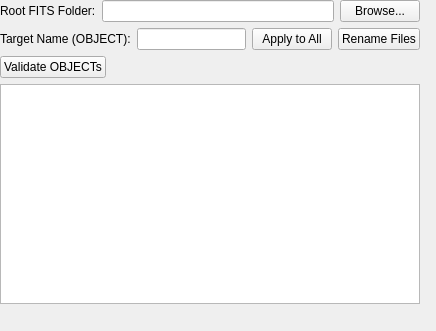
inglis-dl/SirilPrep, file src/ImageOrganizer.ui: the form before one commit.
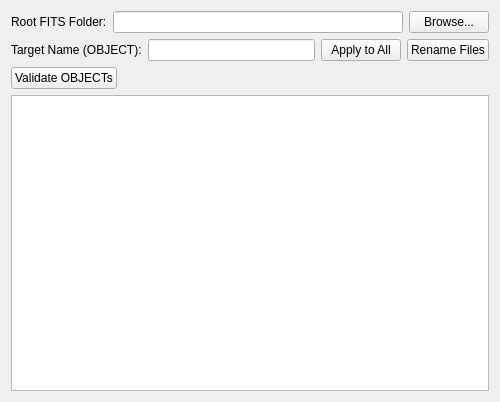
The form after the commit.

Commit message: WIP: - getting layout sizes working better - refactor fits file utils and its use in image organizer - add image type, ccd temp and gain to table

Patch:
```diff
--- a/src/ImageOrganizer.ui
+++ b/src/ImageOrganizer.ui
@@ -6,8 +6,8 @@
    <rect>
     <x>0</x>
     <y>0</y>
-    <width>436</width>
-    <height>331</height>
+    <width>500</width>
+    <height>402</height>
    </rect>
   </property>
   <property name="sizePolicy">
@@ -16,24 +16,17 @@
     <verstretch>0</verstretch>
    </sizepolicy>
   </property>
+  <property name="minimumSize">
+   <size>
+    <width>500</width>
+    <height>305</height>
+   </size>
+  </property>
   <property name="windowTitle">
    <string>SirilPrep</string>
   </property>
-  <widget class="QWidget" name="centralwidget">
-   <property name="geometry">
-    <rect>
-     <x>0</x>
-     <y>0</y>
-     <width>420</width>
-     <height>304</height>
-    </rect>
-   </property>
-   <property name="sizePolicy">
-    <sizepolicy hsizetype="Expanding" vsizetype="Expanding">
-     <horstretch>0</horstretch>
-     <verstretch>0</verstretch>
-    </sizepolicy>
-   </property>
+  <layout class="QVBoxLayout" name="verticalLayout_2">
+   <item>
    <layout class="QVBoxLayout" name="verticalLayout">
     <property name="sizeConstraint">
      <enum>QLayout::SetDefaultConstraint</enum>
@@ -56,7 +49,7 @@
       <item>
        <widget class="QLineEdit" name="lineEditFolder">
         <property name="sizePolicy">
-         <sizepolicy hsizetype="Expanding" vsizetype="Fixed">
+          <sizepolicy hsizetype="MinimumExpanding" vsizetype="Fixed">
           <horstretch>0</horstretch>
           <verstretch>0</verstretch>
          </sizepolicy>
@@ -96,7 +89,7 @@
       <item>
        <widget class="QLineEdit" name="lineEditTarget">
         <property name="sizePolicy">
-         <sizepolicy hsizetype="Expanding" vsizetype="Fixed">
+          <sizepolicy hsizetype="MinimumExpanding" vsizetype="Fixed">
           <horstretch>0</horstretch>
           <verstretch>0</verstretch>
          </sizepolicy>
@@ -147,7 +140,7 @@
     <item>
      <widget class="QTableView" name="tableViewFitsFiles">
       <property name="sizePolicy">
-       <sizepolicy hsizetype="Expanding" vsizetype="Expanding">
+        <sizepolicy hsizetype="MinimumExpanding" vsizetype="Expanding">
         <horstretch>0</horstretch>
         <verstretch>0</verstretch>
        </sizepolicy>
@@ -155,7 +148,8 @@
      </widget>
     </item>
    </layout>
-  </widget>
+   </item>
+  </layout>
  </widget>
  <resources/>
  <connections/>
```
Lines whose indentation alone changed are shown as unchanged. The commit also changes 6 other files.
